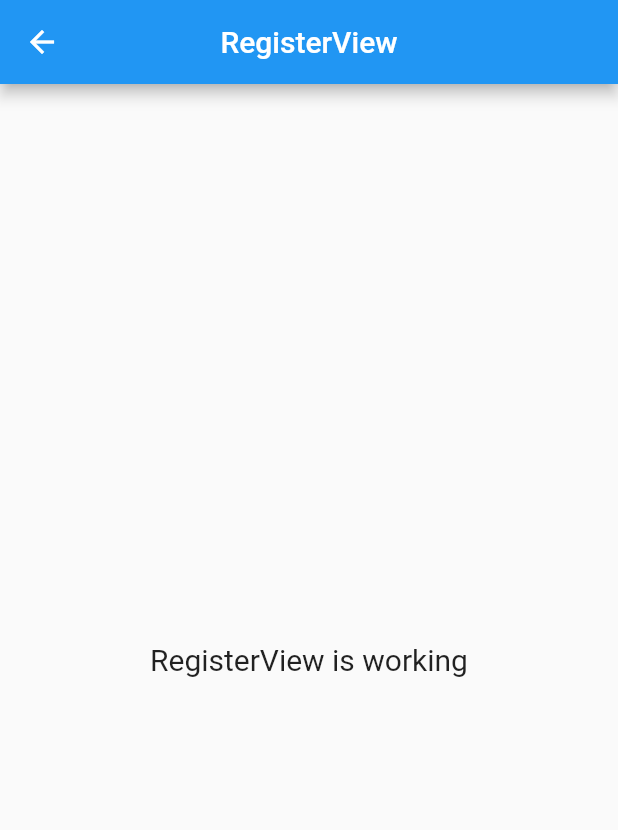
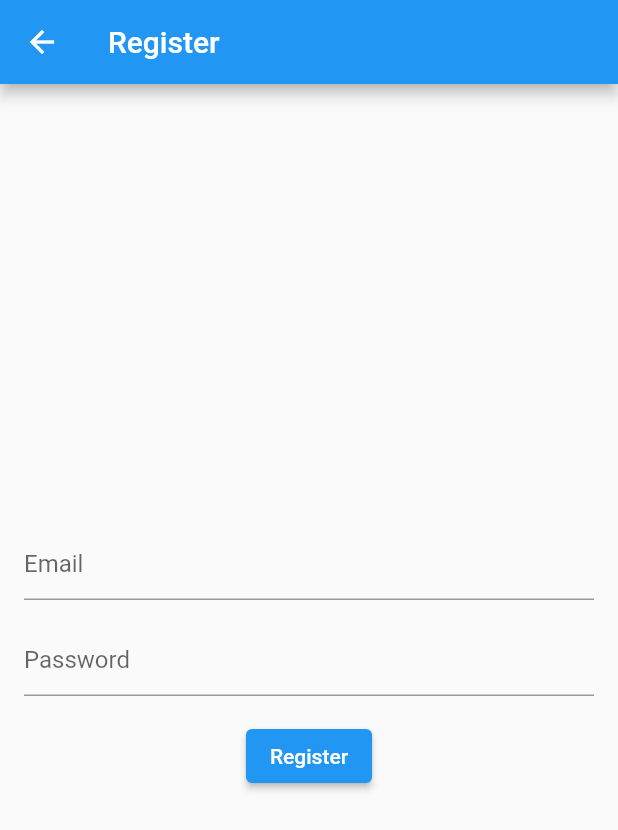
Before and after one commit to kfahmi77/chat_app_telyu, a Flutter app: the RegisterView screen opened by its route, on a phone screen of 412 x 824 dp. Shown: the top 830 px of the screen. Run offline on Flutter 3.47's test engine with Material 2 defaults, Android fonts, the phone set to English and light mode, and no system bars; our stand-ins replace firebase_auth, firebase_core, get; accounts and stored records are empty.

Commit message:
buat fungsi register dan login

```diff
--- /dev/null
+++ b/lib/app/data/controller/auth_controller.dart
@@ -0,0 +1,51 @@
+import 'package:firebase_auth/firebase_auth.dart';
+import 'package:get/get.dart';
+import 'package:get/get_state_manager/src/simple/get_controllers.dart';
+
+import '../../routes/app_pages.dart';
+
+class AuthController extends GetxController {
+  FirebaseAuth _auth = FirebaseAuth.instance;
+  Rx<User?> _firebaseUser = Rx<User?>(null);
+
+  User? get user => _firebaseUser.value;
+
+  @override
+  void onInit() {
+    _firebaseUser.bindStream(_auth.authStateChanges());
+    super.onInit();
+  }
+
+  Future<void> signUp(String email, String password) async {
+    try {
+      await _auth.createUserWithEmailAndPassword(
+        email: email,
+        password: password,
+      );
+      Get.back();
+    } catch (e) {
+      Get.snackbar('Error', e.toString());
+    }
+  }
+
+  Future<void> signIn(String email, String password) async {
+    try {
+      await _auth.signInWithEmailAndPassword(
+        email: email,
+        password: password,
+      );
+      Get.offNamed(Routes.HOME);
+    } catch (e) {
+      Get.snackbar('Error', e.toString());
+    }
+  }
+
+  Future<void> signOut() async {
+    try {
+      await _auth.signOut();
+      Get.offNamed('/login');
+    } catch (e) {
+      Get.snackbar('Error', e.toString());
+    }
+  }
+}
--- a/lib/app/modules/register/views/register_view.dart
+++ b/lib/app/modules/register/views/register_view.dart
@@ -2,21 +2,50 @@ import 'package:flutter/material.dart';
 
 import 'package:get/get.dart';
 
-import '../controllers/register_controller.dart';
+import '../../../data/controller/auth_controller.dart';
+import '../../../routes/app_pages.dart';
 
-class RegisterView extends GetView<RegisterController> {
-  const RegisterView({Key? key}) : super(key: key);
+class RegisterView extends StatelessWidget {
+  final AuthController _authController = Get.find<AuthController>();
+  final TextEditingController _emailController = TextEditingController();
+  final TextEditingController _passwordController = TextEditingController();
+
   @override
   Widget build(BuildContext context) {
     return Scaffold(
-      appBar: AppBar(
-        title: const Text('RegisterView'),
-        centerTitle: true,
-      ),
-      body: const Center(
-        child: Text(
-          'RegisterView is working',
-          style: TextStyle(fontSize: 20),
+      appBar: AppBar(title: Text('Register')),
+      body: Padding(
+        padding: EdgeInsets.all(16.0),
+        child: Column(
+          mainAxisAlignment: MainAxisAlignment.center,
+          children: [
+            TextField(
+              controller: _emailController,
+              decoration: InputDecoration(hintText: 'Email'),
+            ),
+            SizedBox(height: 16.0),
+            TextField(
+              controller: _passwordController,
+              decoration: InputDecoration(hintText: 'Password'),
+              obscureText: true,
+            ),
+            SizedBox(height: 16.0),
+            ElevatedButton(
+              onPressed: () {
+                if (_emailController.text.isNotEmpty &&
+                    _passwordController.text.isNotEmpty) {
+                  _authController.signUp(
+                    _emailController.text,
+                    _passwordController.text,
+                  );
+
+                } else {
+                  Get.snackbar('Error', 'Please enter email and password');
+                }
+              },
+              child: Text('Register'),
+            ),
+          ],
         ),
       ),
     );
--- a/lib/app/routes/app_pages.dart
+++ b/lib/app/routes/app_pages.dart
@@ -22,12 +22,12 @@ class AppPages {
     ),
     GetPage(
       name: _Paths.LOGIN,
-      page: () => const LoginView(),
+      page: () =>  LoginView(),
       binding: LoginBinding(),
     ),
     GetPage(
       name: _Paths.REGISTER,
-      page: () => const RegisterView(),
+      page: () =>  RegisterView(),
       binding: RegisterBinding(),
     ),
   ];
```
Also changed, not shown: lib/app/modules/home/views/home_view.dart (+15 -4 lines), lib/app/modules/login/views/login_view.dart (+47 -11 lines), lib/main.dart (+33 -7 lines), lib/firebase_options.dart, 1 other file.
